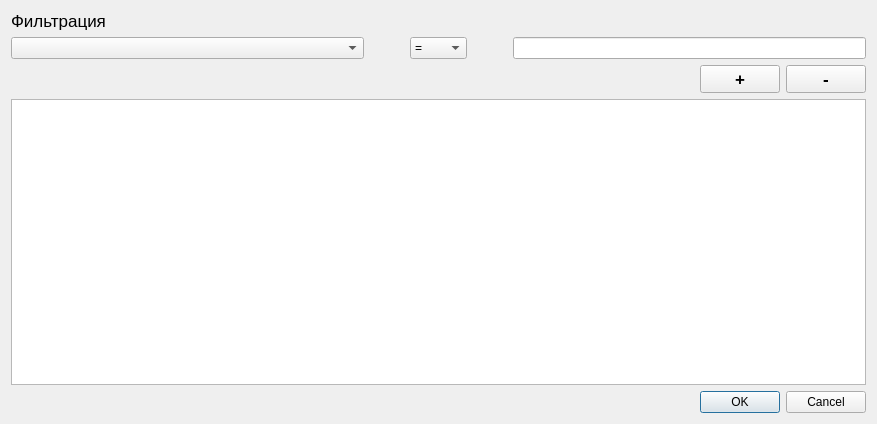
Qt form src/ui/TableWindow.ui (Corwinian/diagram-grant) before a commit.
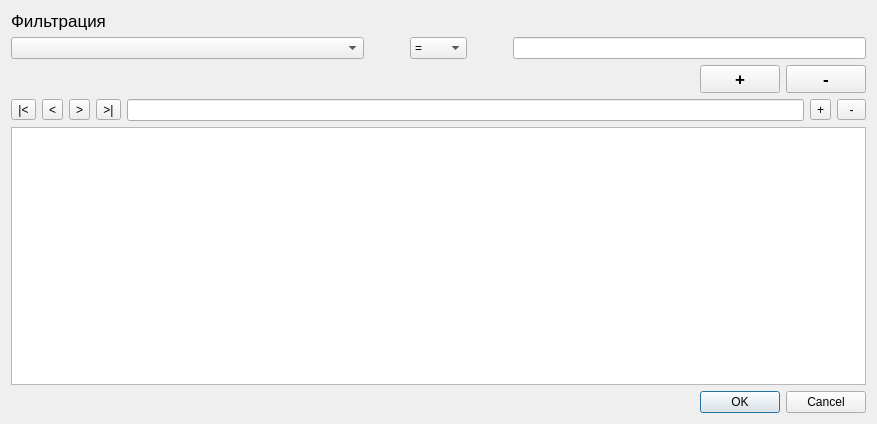
The same form after that commit.

Commit message: сделал нифигатор по таблице (из этит бокса пока данные не беруться и добавить и далить тоже пока не пашут)

The edit to the form file:
```diff
--- a/src/ui/TableWindow.ui
+++ b/src/ui/TableWindow.ui
@@ -172,9 +172,68 @@
     </layout>
    </item>
    <item row="2" column="0" colspan="2">
-    <widget class="QTableView" name="tableView"/>
+    <layout class="QHBoxLayout" name="horizontalLayout_3">
+     <item>
+      <widget class="QToolButton" name="btnStartt">
+       <property name="text">
+        <string>|&lt;</string>
+       </property>
+      </widget>
+     </item>
+     <item>
+      <widget class="QToolButton" name="btnPrev">
+       <property name="text">
+        <string>&lt;</string>
+       </property>
+      </widget>
+     </item>
+     <item>
+      <widget class="QToolButton" name="btnNext">
+       <property name="text">
+        <string>&gt;</string>
+       </property>
+      </widget>
+     </item>
+     <item>
+      <widget class="QToolButton" name="btnEnd">
+       <property name="text">
+        <string>&gt;|</string>
+       </property>
+      </widget>
+     </item>
+     <item>
+      <widget class="QLineEdit" name="ePos"/>
+     </item>
+     <item>
+      <widget class="QToolButton" name="btnAddRow">
+       <property name="text">
+        <string>+</string>
+       </property>
+      </widget>
+     </item>
+     <item>
+      <widget class="QToolButton" name="btnDelRow">
+       <property name="minimumSize">
+        <size>
+         <width>29</width>
+         <height>0</height>
+        </size>
+       </property>
+       <property name="text">
+        <string>-</string>
+       </property>
+      </widget>
+     </item>
+    </layout>
    </item>
-   <item row="3" column="1">
+   <item row="3" column="0" colspan="2">
+    <widget class="QTableView" name="tableView">
+     <property name="editTriggers">
+      <set>QAbstractItemView::AnyKeyPressed|QAbstractItemView::DoubleClicked|QAbstractItemView::EditKeyPressed|QAbstractItemView::SelectedClicked</set>
+     </property>
+    </widget>
+   </item>
+   <item row="4" column="1">
     <widget class="QDialogButtonBox" name="buttonBox">
      <property name="orientation">
       <enum>Qt::Horizontal</enum>
```
Left out of the diff: 4 changed lines with no effect on the pictures. The commit also changes 2 other files.
